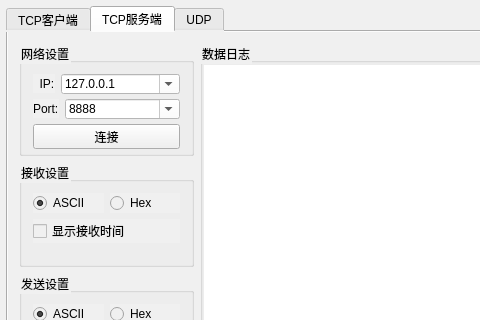
First picture: the form in mainwindow.ui, repository HangYongmao/NetDebugTools, before the edit; both pictures show x 0 to 480 and y 0 to 320 of the 800 by 600 pixel window.
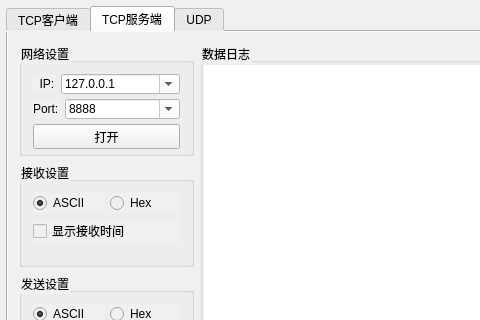
Second picture: the form after the edit. Icons and pictures are not drawn.

Commit message: 初步完成服务器端的程序.

```diff
--- a/mainwindow.ui
+++ b/mainwindow.ui
@@ -562,7 +562,7 @@
                 </size>
                </property>
                <property name="text">
-                <string>连接</string>
+                <string>打开</string>
                </property>
               </widget>
              </item>
```
Left out of the diff: 4 changed lines with no effect on the pictures. The commit also changes 2 other files.
